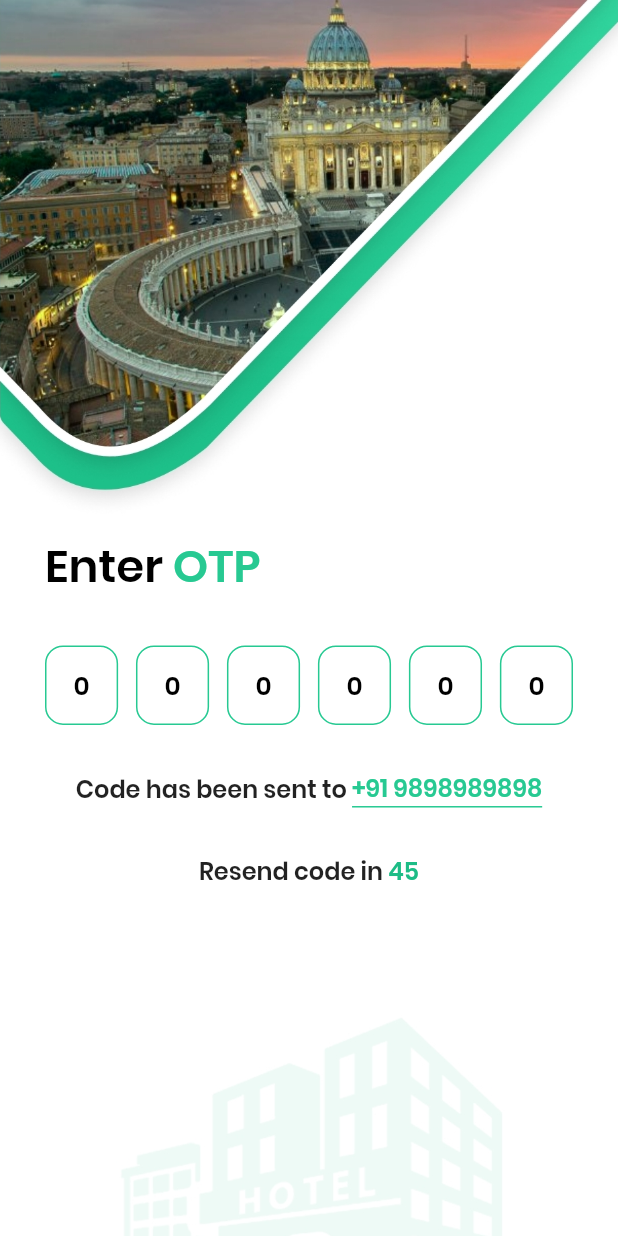
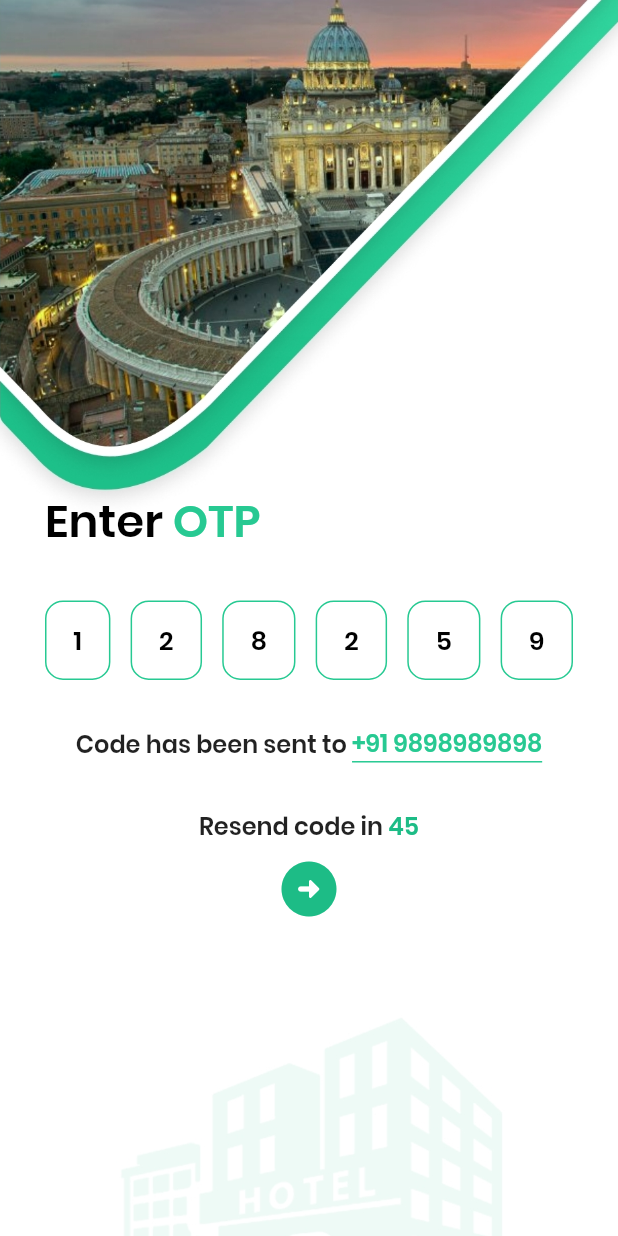
Before and after one commit to NishchayDixit/gir_hotel_booking, a Flutter app: the OTPScreen screen opened directly, on a phone screen of 412 x 824 dp. Run offline on Flutter 3.47's test engine with Material 2 defaults, Android fonts, the phone set to English and light mode, and no system bars.

Commit message:
Added navigators in all Screens. Added Image as a parameter in Hotel Details Screen.

```diff
--- a/lib/otp_screen.dart
+++ b/lib/otp_screen.dart
@@ -1,6 +1,7 @@
 // ignore_for_file: non_constant_identifier_names
 
 import 'package:flutter/material.dart';
+import 'package:gir_hotel_booking/home_screen.dart';
 
 class OTPScreen extends StatefulWidget {
   const OTPScreen({Key? key}) : super(key: key);
@@ -61,12 +62,12 @@ class _OTPScreenState extends State<OTPScreen> {
                           mainAxisAlignment: MainAxisAlignment.spaceBetween,
                           crossAxisAlignment: CrossAxisAlignment.center,
                           children: <Widget>[
-                            rect_OTP('0'),
-                            rect_OTP('0'),
-                            rect_OTP('0'),
-                            rect_OTP('0'),
-                            rect_OTP('0'),
-                            rect_OTP('0'),
+                            rect_OTP('1'),
+                            rect_OTP('2'),
+                            rect_OTP('8'),
+                            rect_OTP('2'),
+                            rect_OTP('5'),
+                            rect_OTP('9'),
                           ],
                         ),
                       ),
@@ -122,6 +123,23 @@ class _OTPScreenState extends State<OTPScreen> {
                           ],
                         ),
                       ),
+                      Padding(
+                        padding: const EdgeInsets.all(8.0),
+                        child: InkWell(
+                            borderRadius: BorderRadius.all(Radius.circular(30)),
+                            focusColor: Color.fromARGB(255, 29, 188, 134),
+                            onTap: () {
+                              Navigator.of(context).pushAndRemoveUntil(
+                                  MaterialPageRoute(
+                                      builder: (context) => HomeScreen()),
+                                  (Route<dynamic> route) => false);
+                              // Navigator.removeRouteBelow(context, MaterialPageRoute(builder: (context) => HomeScreen(),));
+                              // Navigator.pushReplacement(context, MaterialPageRoute(builder: (context) => HomeScreen(),));
+                            },
+                            child: Icon(Icons.arrow_circle_right_rounded,
+                                size: 44,
+                                color: Color.fromARGB(255, 29, 188, 134))),
+                      )
                     ],
                   ),
                 ),
```
Also changed, not shown: lib/home_screen.dart (+43 -32 lines), lib/hotel_details_screen.dart (+29 -23 lines), lib/login_screen.dart (+9 -3 lines), lib/main.dart (+8 -7 lines).
